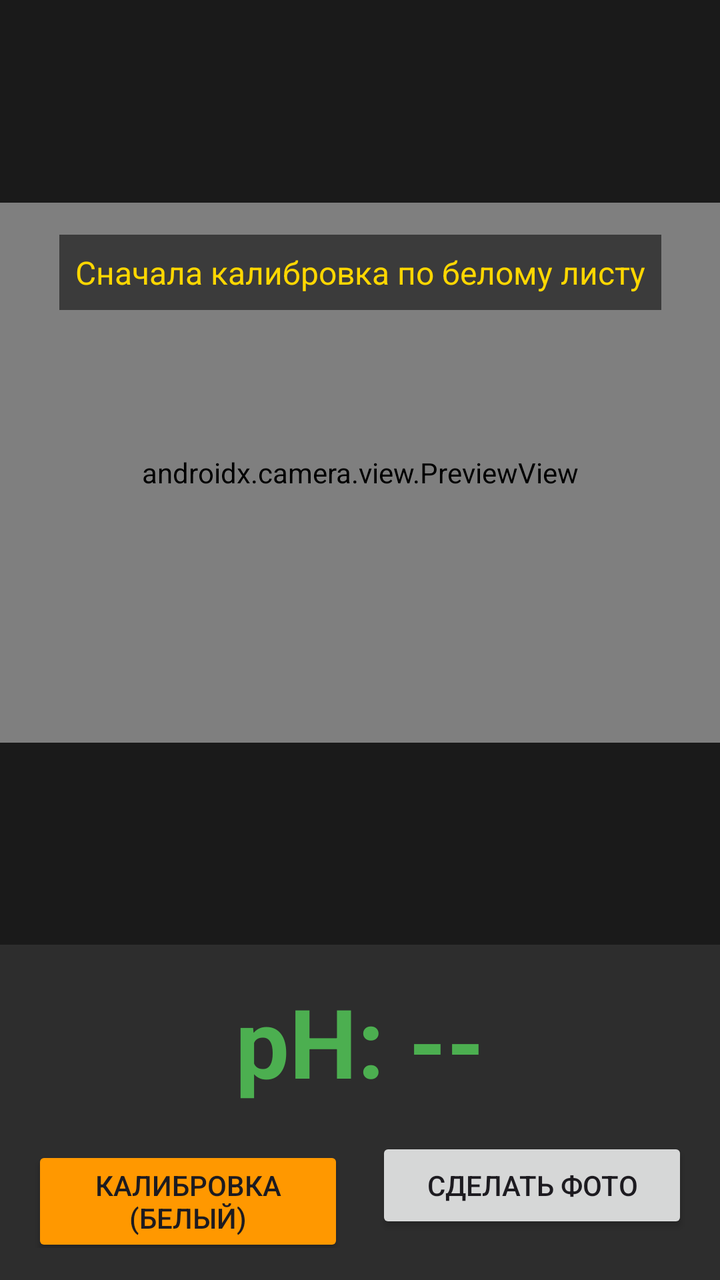
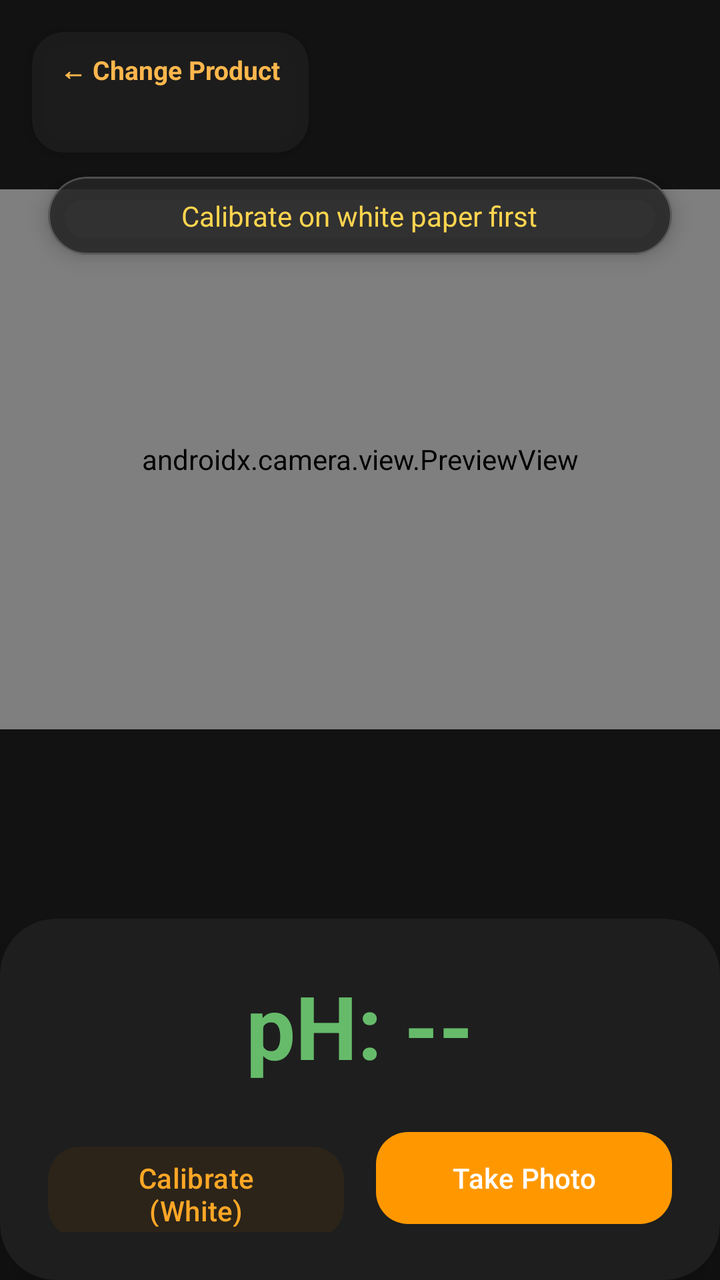

An Android layout rendered at two revisions. The XML below is the earlier revision; the diff shows what the commit changed to produce the second picture.
<!-- AndroidManifest.xml: application theme Theme.PHChecker -->
<!-- res/layout/activity_main.xml -->
<?xml version="1.0" encoding="utf-8"?>
<androidx.constraintlayout.widget.ConstraintLayout
    xmlns:android="http://schemas.android.com/apk/res/android"
    xmlns:app="http://schemas.android.com/apk/res-auto"
    android:layout_width="match_parent"
    android:layout_height="match_parent"
    android:background="#1a1a1a">

    <androidx.camera.view.PreviewView
        android:id="@+id/previewView"
        android:layout_width="match_parent"
        android:layout_height="0dp"
        app:layout_constraintTop_toTopOf="parent"
        app:layout_constraintBottom_toTopOf="@+id/controlPanel"
        app:layout_constraintDimensionRatio="H,4:3" />

    <TextView
        android:id="@+id/statusText"
        android:layout_width="wrap_content"
        android:layout_height="wrap_content"
        android:text="Сначала калибровка по белому листу"
        android:textColor="#FFD700"
        android:textSize="16sp"
        android:background="#88000000"
        android:padding="8dp"
        app:layout_constraintTop_toTopOf="@+id/previewView"
        app:layout_constraintLeft_toLeftOf="@+id/previewView"
        app:layout_constraintRight_toRightOf="@+id/previewView"
        android:layout_marginTop="16dp"/>

    <LinearLayout
        android:id="@+id/controlPanel"
        android:layout_width="match_parent"
        android:layout_height="wrap_content"
        android:orientation="vertical"
        android:padding="16dp"
        android:background="#2d2d2d"
        app:layout_constraintBottom_toBottomOf="parent">

        <TextView
            android:id="@+id/pHValueText"
            android:layout_width="wrap_content"
            android:layout_height="wrap_content"
            android:text="pH: --"
            android:textSize="48sp"
            android:textStyle="bold"
            android:textColor="#4CAF50"
            android:layout_gravity="center" />

        <LinearLayout
            android:layout_width="match_parent"
            android:layout_height="wrap_content"
            android:layout_marginTop="16dp"
            android:orientation="horizontal">

            <Button
                android:id="@+id/calibrateButton"
                android:layout_width="0dp"
                android:layout_height="wrap_content"
                android:layout_weight="1"
                android:text="Калибровка (белый)"
                android:layout_marginEnd="8dp"
                android:backgroundTint="#FF9800"/>

            <Button
                android:id="@+id/captureButton"
                android:layout_width="0dp"
                android:layout_height="wrap_content"
                android:layout_weight="1"
                android:text="Сделать фото"
                android:layout_marginStart="8dp" />
        </LinearLayout>

    </LinearLayout>

</androidx.constraintlayout.widget.ConstraintLayout>
<!-- resources referenced by this layout -->
<resources>
  <style name="Theme.PHChecker" parent="Base.Theme.PHChecker" />
  <style name="Base.Theme.PHChecker" parent="Theme.Material3.DayNight.NoActionBar">
          
          
      </style>
</resources>

<!-- the commit's change to res/layout/activity_main.xml (unified diff, before → after) -->
@@ -4,73 +4,143 @@
     xmlns:app="http://schemas.android.com/apk/res-auto"
     android:layout_width="match_parent"
     android:layout_height="match_parent"
-    android:background="#1a1a1a">
+    android:background="#121212">
 
+    
     <androidx.camera.view.PreviewView
         android:id="@+id/previewView"
         android:layout_width="match_parent"
         android:layout_height="0dp"
-        app:layout_constraintTop_toTopOf="parent"
         app:layout_constraintBottom_toTopOf="@+id/controlPanel"
-        app:layout_constraintDimensionRatio="H,4:3" />
+        app:layout_constraintDimensionRatio="H,4:3"
+        app:layout_constraintTop_toTopOf="parent" />
 
-    <TextView
-        android:id="@+id/statusText"
+    
+    <com.google.android.material.card.MaterialCardView
+        android:id="@+id/topInfoPanel"
         android:layout_width="wrap_content"
         android:layout_height="wrap_content"
-        android:text="Сначала калибровка по белому листу"
-        android:textColor="#FFD700"
-        android:textSize="16sp"
-        android:background="#88000000"
-        android:padding="8dp"
-        app:layout_constraintTop_toTopOf="@+id/previewView"
-        app:layout_constraintLeft_toLeftOf="@+id/previewView"
-        app:layout_constraintRight_toRightOf="@+id/previewView"
-        android:layout_marginTop="16dp"/>
+        android:layout_margin="16dp"
+        app:cardBackgroundColor="#CC1E1E1E"
+        app:cardCornerRadius="16dp"
+        app:cardElevation="4dp"
+        app:strokeWidth="0dp"
+        app:layout_constraintLeft_toLeftOf="parent"
+        app:layout_constraintTop_toTopOf="parent">
 
-    <LinearLayout
+        <LinearLayout
+            android:layout_width="wrap_content"
+            android:layout_height="wrap_content"
+            android:orientation="vertical"
+            android:paddingHorizontal="14dp"
+            android:paddingVertical="10dp">
+
+            <TextView
+                android:id="@+id/changeProductText"
+                android:layout_width="wrap_content"
+                android:layout_height="wrap_content"
+                android:text="← Change Product"
+                android:textColor="#FFB74D"
+                android:textSize="13sp"
+                android:textStyle="bold" />
+
+            <TextView
+                android:id="@+id/productNameText"
+                android:layout_width="wrap_content"
+                android:layout_height="wrap_content"
+                android:layout_marginTop="2dp"
+                android:textColor="#FFFFFF"
+                android:textSize="15sp"
+                android:textStyle="bold" />
+        </LinearLayout>
+    </com.google.android.material.card.MaterialCardView>
+
+    
+    <com.google.android.material.card.MaterialCardView
+        android:id="@+id/statusCard"
+        android:layout_width="0dp"
+        android:layout_height="wrap_content"
+        android:layout_marginHorizontal="24dp"
+        android:layout_marginTop="12dp"
+        app:cardBackgroundColor="#DD252525"
+        app:cardCornerRadius="20dp"
+        app:cardElevation="6dp"
+        app:strokeColor="#33FFFFFF"
+        app:strokeWidth="1dp"
+        app:layout_constraintLeft_toLeftOf="parent"
+        app:layout_constraintRight_toRightOf="parent"
+        app:layout_constraintTop_toBottomOf="@+id/topInfoPanel">
+
+        <TextView
+            android:id="@+id/statusText"
+            android:layout_width="wrap_content"
+            android:layout_height="wrap_content"
+            android:layout_gravity="center"
+            android:paddingHorizontal="16dp"
+            android:paddingVertical="10dp"
+            android:text="Calibrate on white paper first"
+            android:textColor="#FFD54F"
+            android:textSize="14sp" />
+    </com.google.android.material.card.MaterialCardView>
+
+    
+    <com.google.android.material.card.MaterialCardView
         android:id="@+id/controlPanel"
         android:layout_width="match_parent"
         android:layout_height="wrap_content"
-        android:orientation="vertical"
-        android:padding="16dp"
-        android:background="#2d2d2d"
+        app:cardBackgroundColor="#1E1E1E"
+        app:cardCornerRadius="28dp"
+        app:cardElevation="12dp"
+        app:strokeWidth="0dp"
         app:layout_constraintBottom_toBottomOf="parent">
-
-        <TextView
-            android:id="@+id/pHValueText"
-            android:layout_width="wrap_content"
-            android:layout_height="wrap_content"
-            android:text="pH: --"
-            android:textSize="48sp"
-            android:textStyle="bold"
-            android:textColor="#4CAF50"
-            android:layout_gravity="center" />
 
         <LinearLayout
             android:layout_width="match_parent"
             android:layout_height="wrap_content"
-            android:layout_marginTop="16dp"
-            android:orientation="horizontal">
+            android:gravity="center_horizontal"
+            android:orientation="vertical"
+            android:padding="24dp">
 
-            <Button
-                android:id="@+id/calibrateButton"
-                android:layout_width="0dp"
+            <TextView
+                android:id="@+id/pHValueText"
+                android:layout_width="wrap_content"
                 android:layout_height="wrap_content"
-                android:layout_weight="1"
-                android:text="Калибровка (белый)"
-                android:layout_marginEnd="8dp"
-                android:backgroundTint="#FF9800"/>
+                android:text="pH: --"
+                android:textColor="#66BB6A"
+                android:textSize="44sp"
+                android:textStyle="bold" />
 
-            <Button
-                android:id="@+id/captureButton"
-                android:layout_width="0dp"
+            <LinearLayout
+                android:layout_width="match_parent"
                 android:layout_height="wrap_content"
-                android:layout_weight="1"
-                android:text="Сделать фото"
-                android:layout_marginStart="8dp" />
+                android:layout_marginTop="20dp"
+                android:orientation="horizontal">
+
+                <com.google.android.material.button.MaterialButton
+                    android:id="@+id/calibrateButton"
+                    style="@style/Widget.Material3.Button.TonalButton"
+                    android:layout_width="0dp"
+                    android:layout_height="54dp"
+                    android:layout_marginEnd="8dp"
+                    android:layout_weight="1"
+                    android:text="Calibrate (White)"
+                    android:textColor="#FFA726"
+                    android:textSize="14sp"
+                    app:backgroundTint="#2C2419"
+                    app:cornerRadius="16dp" />
+
+                <com.google.android.material.button.MaterialButton
+                    android:id="@+id/captureButton"
+                    android:layout_width="0dp"
+                    android:layout_height="54dp"
+                    android:layout_marginStart="8dp"
+                    android:layout_weight="1"
+                    android:text="Take Photo"
+                    android:textSize="14sp"
+                    app:backgroundTint="#FF9800"
+                    app:cornerRadius="16dp" />
+            </LinearLayout>
         </LinearLayout>
-
-    </LinearLayout>
+    </com.google.android.material.card.MaterialCardView>
 
 </androidx.constraintlayout.widget.ConstraintLayout>
